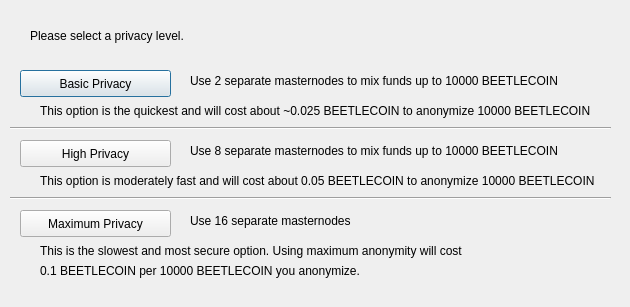
Above: src/qt/forms/obfuscationconfig.ui from beetledev/Wallet before the change. Below: the same form after it.
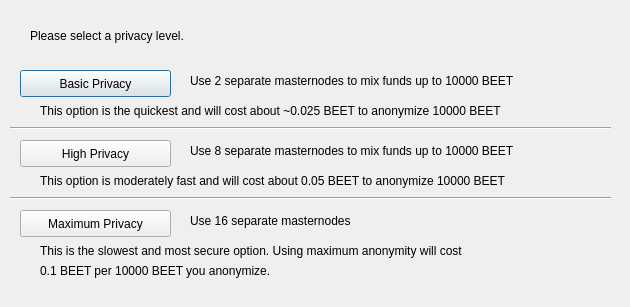
That is the form after the change.

Diff of the .ui file:
```diff
--- a/src/qt/forms/obfuscationconfig.ui
+++ b/src/qt/forms/obfuscationconfig.ui
@@ -75,7 +75,7 @@
     </rect>
    </property>
    <property name="text">
-    <string>Use 2 separate masternodes to mix funds up to 10000 BEETLECOIN</string>
+    <string>Use 2 separate masternodes to mix funds up to 10000 BEET</string>
    </property>
   </widget>
   <widget class="QLabel" name="label_3">
@@ -88,7 +88,7 @@
     </rect>
    </property>
    <property name="text">
-    <string>Use 8 separate masternodes to mix funds up to 10000 BEETLECOIN</string>
+    <string>Use 8 separate masternodes to mix funds up to 10000 BEET</string>
    </property>
   </widget>
   <widget class="QLabel" name="label_4">
@@ -114,7 +114,7 @@
     </rect>
    </property>
    <property name="text">
-    <string>This option is the quickest and will cost about ~0.025 BEETLECOIN to anonymize 10000 BEETLECOIN</string>
+    <string>This option is the quickest and will cost about ~0.025 BEET to anonymize 10000 BEET</string>
    </property>
   </widget>
   <widget class="QLabel" name="label_7">
@@ -127,7 +127,7 @@
     </rect>
    </property>
    <property name="text">
-    <string>This option is moderately fast and will cost about 0.05 BEETLECOIN to anonymize 10000 BEETLECOIN</string>
+    <string>This option is moderately fast and will cost about 0.05 BEET to anonymize 10000 BEET</string>
    </property>
   </widget>
   <widget class="QLabel" name="label_8">
@@ -153,7 +153,7 @@
     </rect>
    </property>
    <property name="text">
-    <string>0.1 BEETLECOIN per 10000 BEETLECOIN you anonymize.</string>
+    <string>0.1 BEET per 10000 BEET you anonymize.</string>
    </property>
   </widget>
   <widget class="Line" name="line">
```
